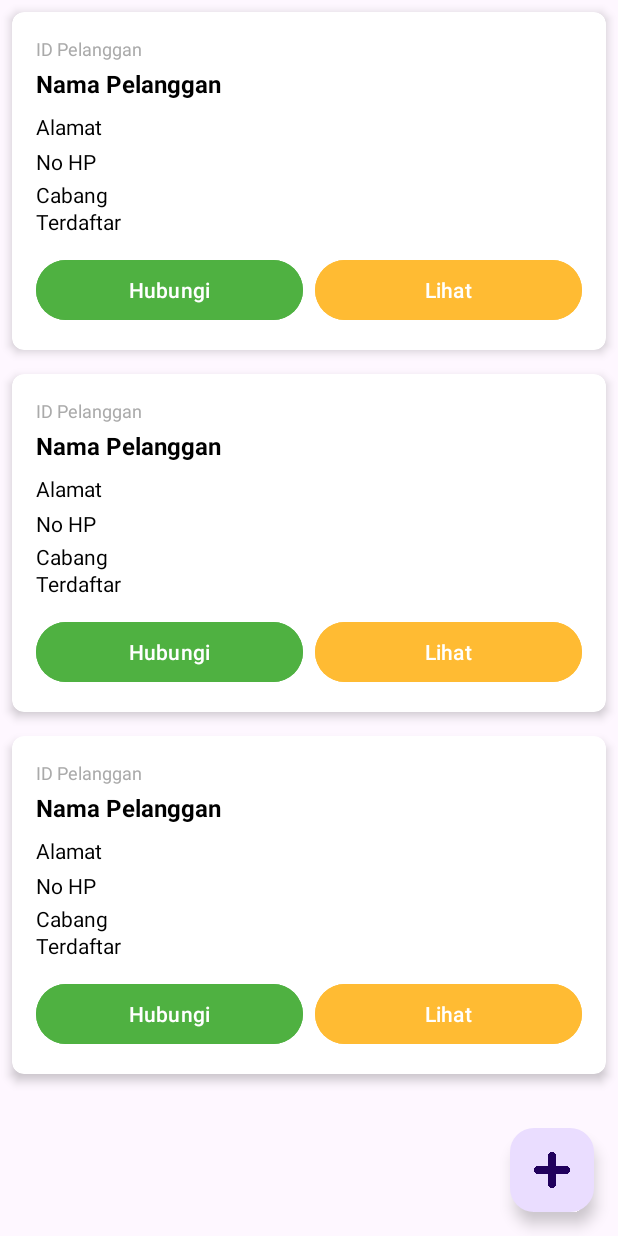
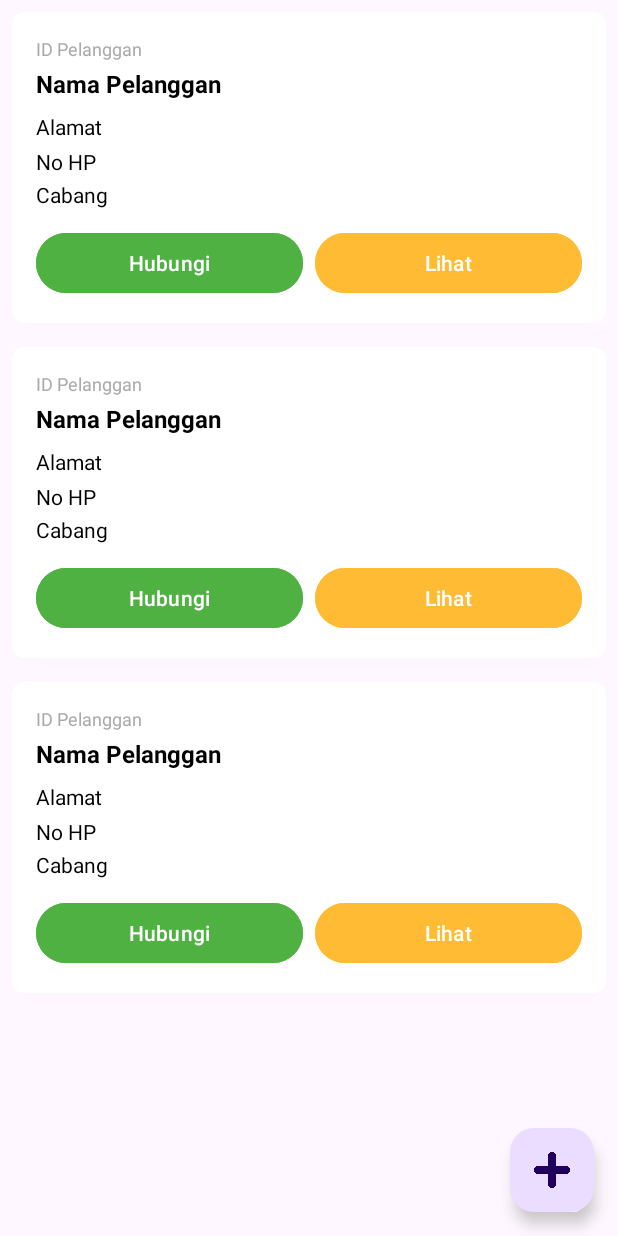
Before and after one commit to ezaa-hub19/Laundry, an Android app: the layout activity_data_pelanggan.xml on its own in the app's theme, with its tools: preview values and no code run, on a phone screen of 412 x 824 dp. Run offline under Robolectric (Android 15) with nearby library versions, the phone set to English and light mode, and no system bars.

Commit message:
LaundryEzaa

```diff
--- a/app/src/main/java/com/ezaa/laundry/MainActivity.kt
+++ b/app/src/main/java/com/ezaa/laundry/MainActivity.kt
@@ -1,8 +1,9 @@
-package com.android.ezaa
+package com.ezaa.laundry
 
 import android.annotation.SuppressLint
 import android.content.Intent
 import android.os.Bundle
+import android.widget.ImageView
 import android.widget.LinearLayout
 import android.widget.TextView
 import androidx.activity.enableEdgeToEdge
@@ -10,7 +11,6 @@ import androidx.appcompat.app.AppCompatActivity
 import androidx.cardview.widget.CardView
 import androidx.core.view.ViewCompat
 import androidx.core.view.WindowInsetsCompat
-import com.ezaa.laundry.R
 import com.ezaa.laundry.pegawai.DataPegawaiActivity
 import com.ezaa.laundry.pelanggan.DataPelangganActivity
 import java.time.LocalDate
@@ -35,7 +35,7 @@ class MainActivity : AppCompatActivity() {
         val tvGreeting = findViewById<TextView>(R.id.greeting_text)
         tvGreeting.text = getGreetingMessage()
 
-        val pelangganMenu = findViewById<LinearLayout>(R.id.Pelanggan)
+        val pelangganMenu = findViewById<ImageView>(R.id.Pelanggan)
         pelangganMenu.setOnClickListener {
             val intent = Intent(this, DataPelangganActivity::class.java)
             startActivity(intent)
--- a/app/src/main/res/layout-land/activity_main.xml
+++ b/app/src/main/res/layout-land/activity_main.xml
@@ -8,7 +8,7 @@
     android:layout_height="match_parent"
     android:background="#bdbebd"
     android:padding="16dp"
-    tools:context="com.android.ezaa.MainActivity">
+    tools:context="com.ezaa.laundry.MainActivity">
 
     <TextView
         android:id="@+id/greeting_text"
--- a/app/src/main/res/layout/activity_data_pegawai.xml
+++ b/app/src/main/res/layout/activity_data_pegawai.xml
@@ -20,7 +20,7 @@
         <com.google.android.material.floatingactionbutton.FloatingActionButton
             android:layout_width="wrap_content"
             android:layout_height="wrap_content"
-            android:id="@+id/fabDATA_PENGGUNA_Tambah"
+            android:id="@+id/fabDATA_PEGAWAI_Tambah"
             android:src="@drawable/plus"
             android:layout_alignParentEnd="true"
             android:layout_alignParentBottom="true"
--- a/app/src/main/res/layout/activity_data_pelanggan.xml
+++ b/app/src/main/res/layout/activity_data_pelanggan.xml
@@ -2,7 +2,7 @@
 <androidx.constraintlayout.widget.ConstraintLayout xmlns:android="http://schemas.android.com/apk/res/android"
     xmlns:app="http://schemas.android.com/apk/res-auto"
     xmlns:tools="http://schemas.android.com/tools"
-    android:id="@+id/data_pelanggan"
+    android:id="@+id/main"
     android:layout_width="match_parent"
     android:layout_height="match_parent"
     tools:context=".pelanggan.DataPelangganActivity">
--- a/app/src/main/res/layout/activity_main.xml
+++ b/app/src/main/res/layout/activity_main.xml
@@ -8,7 +8,7 @@
     android:layout_height="match_parent"
     android:background="#bdbebd"
     android:padding="16dp"
-    tools:context="com.android.ezaa.MainActivity">
+    tools:context="com.ezaa.laundry.MainActivity">
 
     <TextView
         android:id="@+id/greeting_text"
@@ -110,7 +110,6 @@
 
                 <!-- Icon 2 -->
                 <LinearLayout
-                    android:id="@+id/Pelanggan"
                     android:layout_width="0dp"
                     android:layout_height="wrap_content"
                     android:layout_weight="1"
@@ -118,6 +117,7 @@
                     android:gravity="center">
 
                     <ImageView
+                        android:id="@+id/Pelanggan"
                         android:layout_width="48dp"
                         android:layout_height="48dp"
                         android:src="@drawable/service" />
--- a/app/src/main/res/layout/activity_tambahan_pelanggan.xml
+++ b/app/src/main/res/layout/activity_tambahan_pelanggan.xml
@@ -7,7 +7,7 @@
     android:id="@+id/tambah_pelanggan"
     android:padding="16dp"
     android:background="@android:color/white"
-    tools:context=".pelanggan.TambahanPelangganActivity">
+    tools:context="com.ezaa.laundry.pelanggan.TambahanPelangganActivity">
 
     <!-- Title -->
     <TextView
--- a/app/src/main/res/layout/card_data_pelanggan.xml
+++ b/app/src/main/res/layout/card_data_pelanggan.xml
@@ -64,15 +64,15 @@
             android:layout_marginBottom="12dp"
             android:layout_marginTop="-13dp"/>
 
-        <TextView
-            android:id="@+id/tvCardPelangganTerdaftar"
-            android:layout_width="wrap_content"
-            android:layout_height="wrap_content"
-            android:text="@string/card_pelanggan_terdaftar"
-            android:textSize="14sp"
-            android:textColor="@android:color/black"
-            android:layout_marginBottom="12dp"
-            android:layout_marginTop="-13dp"/>
+<!--       / <TextView-->
+<!--            android:id="@+id/tvCardPelangganTerdaftar"-->
+<!--            android:layout_width="wrap_content"-->
+<!--            android:layout_height="wrap_content"-->
+<!--            android:text="@string/card_pelanggan_terdaftar"-->
+<!--            android:textSize="14sp"-->
+<!--            android:textColor="@android:color/black"-->
+<!--            android:layout_marginBottom="12dp"-->
+<!--            android:layout_marginTop="-13dp"/>-->
 
         <LinearLayout
             android:layout_width="match_parent"
@@ -81,7 +81,7 @@
             android:gravity="center">
 
             <Button
-                android:id="@+id/btnCardPelangganHubungi"
+                android:id="@+id/btnCardPelangganHubungi1"
                 android:layout_width="0dp"
                 android:layout_height="wrap_content"
                 android:layout_weight="1"
@@ -91,7 +91,7 @@
                 android:layout_marginEnd="8dp" />
 
             <Button
-                android:id="@+id/btnCardPelangganLihat"
+                android:id="@+id/btnCardPelangganLihat1"
                 android:layout_width="0dp"
                 android:layout_height="wrap_content"
                 android:layout_weight="1"
--- a/app/src/main/res/values/strings.xml
+++ b/app/src/main/res/values/strings.xml
@@ -21,8 +21,8 @@
     <string name="validasi_alamat_pelanggan">Alamat pelanggan tidak boleh kosong</string>
     <string name="validasi_no_hp_pelanggan">No HP pelanggan tidak boleh kosong</string>
     <string name="validasi_cabang_pelanggan">Cabang pelanggan tidak boleh kosong</string>
-    <string name="sukses_simpan_pelanggan">sukses_simpan_pelanggan</string>
-    <string name="gagal_simpan_pelanggan">gagal_simpan_pelanggan</string>
+    <string name="sukses_simpan_pelanggan">Sukses Menyimpan Pelanggan</string>
+    <string name="gagal_simpan_pelanggan">Gagal Menyimpan Pelanggan</string>
     <string name="validasi_nohp_pelanggan">validasi_nohp_pelanggan</string>
     <string name="cabang">Cabang</string>
 </resources>
```
Also changed, not shown: app/src/main/AndroidManifest.xml (+9 -5 lines), app/src/main/java/com/ezaa/laundry/adapter/adapter_data_pelanggan.kt (+13 -1 lines), app/src/main/java/com/ezaa/laundry/pelanggan/DataPelangganActivity.kt (+15 -12 lines), app/src/main/java/com/ezaa/laundry/pelanggan/TambahanPelangganActivity.kt (+7 -8 lines).
